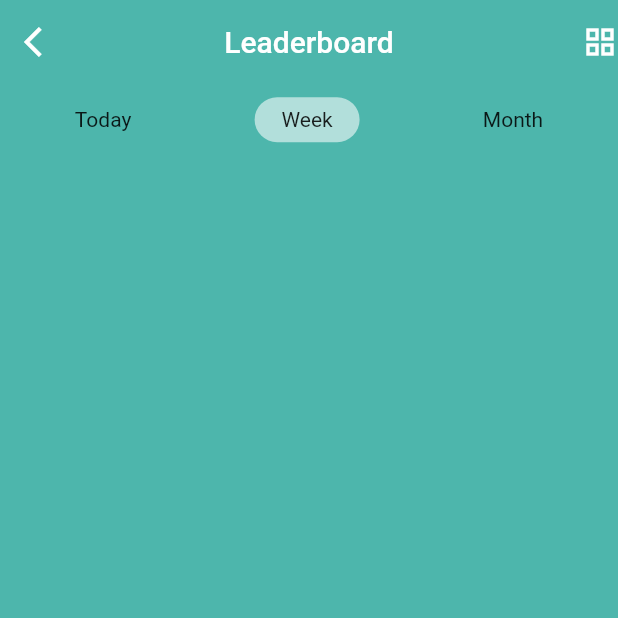
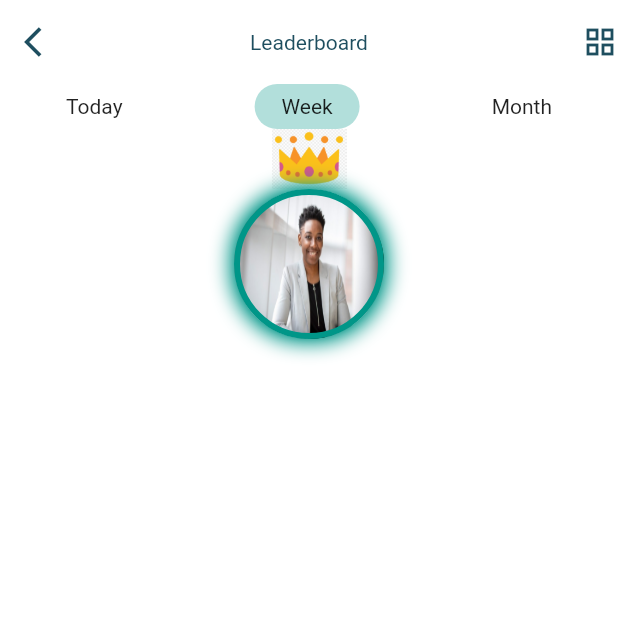
Before and after one commit to SamihaHussein2/Task-it-mobile-project, a Flutter app: the LeaderBoardScreen screen opened directly, on a phone screen of 412 x 824 dp, the top half of it. Run offline on Flutter 3.47's test engine with Material 2 defaults, Android fonts, the phone set to English and light mode, and no system bars.

Commit message:
Added Leaderboard Images + changed leaderboard.dart file

```diff
--- a/task_it/lib/screens/leaderboard.dart
+++ b/task_it/lib/screens/leaderboard.dart
@@ -10,31 +10,54 @@ class LeaderBoardScreen extends StatelessWidget{
   Widget build(BuildContext context) {
     return Container(
       decoration: BoxDecoration(
-      color: Colors.teal[300],
+      color: Colors.white,
       ),
       child: Scaffold(
          backgroundColor: Colors.transparent,
         appBar: AppBar(
           backgroundColor: Colors.transparent,
           elevation:0.0,
-          leading: Icon(Icons.arrow_back_ios, color: Colors.white,),
+          leading: Icon(Icons.arrow_back_ios, color: Color(0xFF1E4E5F),),
           title: Text("Leaderboard"),
+          titleTextStyle: TextStyle(color: Color(0xFF1E4E5F),),
           centerTitle: true,
-          actions: [Icon(Icons.grid_view, color: Colors.white,),],
+
+          actions: [Icon(Icons.grid_view, color: Color(0xFF1E4E5F),),],
         ),
-        body: Padding(
-          padding: const EdgeInsets.all(8.8),
-          child: Row(
+        body: Column(
+          children:[
+          //Row1
+            Row(
             mainAxisAlignment: MainAxisAlignment.spaceAround,
             crossAxisAlignment: CrossAxisAlignment.center,
             children: [
               Text('Today'),
               Category(),
-              Text('Month')
+              Text('Month'),
+
             ],
           ),
+          //Row2
+          Row(
+            mainAxisAlignment: MainAxisAlignment.spaceAround,
+            crossAxisAlignment: CrossAxisAlignment.center,
+            children: [
+              Crown()
+            ]
+          ),
+          //Row3
+          Row(
+            mainAxisAlignment: MainAxisAlignment.spaceAround,
+            crossAxisAlignment: CrossAxisAlignment.center,
+            children: [
+              //Text('data'),
+              TopThree()
+            ],
+          )
+          ]
 
-        )
+        ),
+
       ),
     );
   }
@@ -61,3 +84,55 @@ class Category extends StatelessWidget {
   }
 
 }
+
+//ignore: use_key_in_widget_constructors
+class TopThree extends StatelessWidget{
+  @override
+  Widget build(BuildContext context) {
+    return Container(
+      height: 100.0,
+      width: 100.0,
+      decoration: BoxDecoration(
+        border: Border.all(width: 4, color: Colors.teal),
+        boxShadow: [
+          BoxShadow(
+            color: Colors.teal,
+            spreadRadius: 3,
+            blurRadius: 10,
+          ),
+           BoxShadow(
+            color: Colors.teal,
+            spreadRadius: -3,
+            blurRadius: 5,
+          )
+        ],
+          image: DecorationImage(
+          image: AssetImage(
+              'assets/leaderboard/Top1.jpg'),
+          fit: BoxFit.fill,
+        ),
+       borderRadius: BorderRadius.all(Radius.circular(50))
+      ),
+      //child:Image.asset('assets/leaderboard/Top1.jpg'),
+    );
+  }
+
+}
+
+class Crown extends StatelessWidget{
+  @override
+  Widget build(BuildContext context) {
+    return Container(
+      height: 40.0,
+     width: 50.0,
+        decoration: BoxDecoration(
+           image: DecorationImage(
+          image: AssetImage(
+              'assets/leaderboard/crown.png'),
+          fit: BoxFit.fill,
+        ),
+        )
+    );
+  }
+
+}
```
Also changed, not shown: task_it/pubspec.yaml (+8 -12 lines), task_it/assets/leaderboard/Top1.jpg (renamed from task_it/assets/leaderboard/profile-photos-4.jpg), task_it/assets/leaderboard/Top2.jpg (renamed from task_it/assets/leaderboard/istockphoto-1300512215-170667a.jpg), task_it/assets/leaderboard/Top3.jpg (renamed from task_it/assets/leaderboard/Profile-Photo-Wallpaper.jpg), task_it/assets/leaderboard/crown.png (added).
